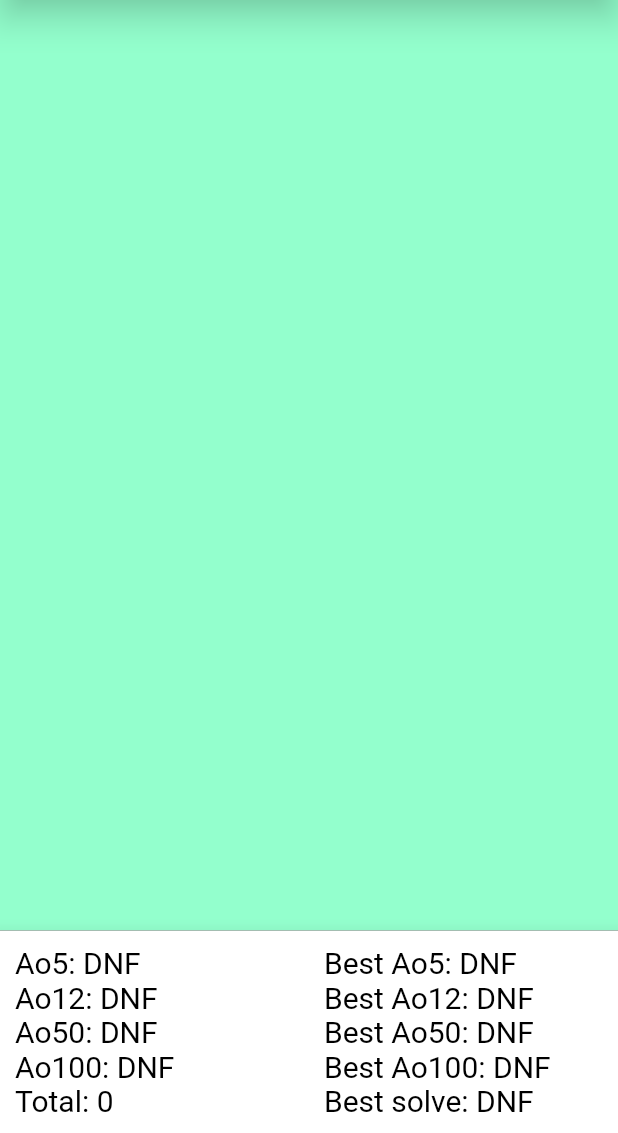
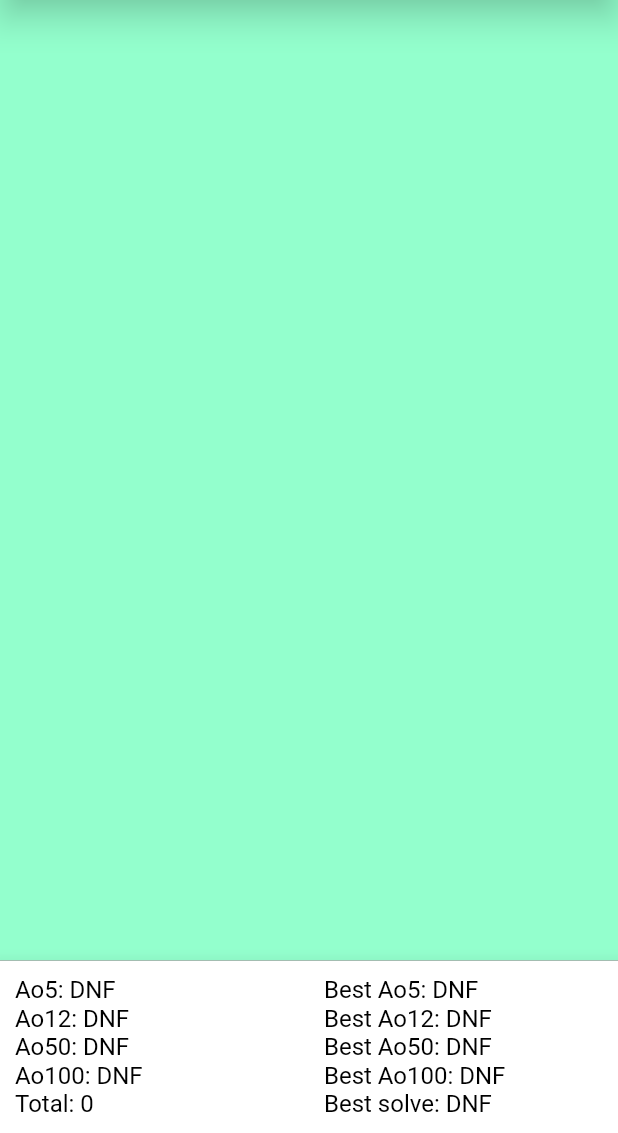
Before and after one commit to maxmasli/FlutterSpeedTimer, a Flutter app: the screen it shows after launch, swiped to page 3, on a phone screen of 412 x 824 dp, the part 103-1236 px from its top. Run offline on Flutter 3.47's test engine with Material 2 defaults, Android fonts, the phone set to English and light mode, and no system bars; our stand-ins replace bloc, dartz, equatable, flutter_bloc, flutter_colorpicker, flutter_svg and 4 more; accounts and stored records are empty.

Commit message:
refactor results screen ui

```diff
--- a/lib/features/speedtimer/presentation/pages/results_page.dart
+++ b/lib/features/speedtimer/presentation/pages/results_page.dart
@@ -129,7 +129,7 @@ class ResultsAvgWidget extends StatelessWidget {
   @override
   Widget build(BuildContext context) {
     final style = TextStyle(
-        fontSize: 20, color: Theme.of(context).textTheme.bodyMedium!.color);
+        fontSize: 16, color: Theme.of(context).textTheme.bodyMedium!.color);
     return BlocBuilder<TimerBloc, TimerState>(
       buildWhen: (prev, state) => prev.avgEntity != state.avgEntity,
       builder: (context, state) {
@@ -159,7 +159,7 @@ class ResultsBestAvgWidget extends StatelessWidget {
   @override
   Widget build(BuildContext context) {
     final style = TextStyle(
-        fontSize: 20, color: Theme.of(context).textTheme.bodyMedium!.color);
+        fontSize: 16, color: Theme.of(context).textTheme.bodyMedium!.color);
     return BlocBuilder<TimerBloc, TimerState>(
       buildWhen: (prev, state) => prev.bestAvgEntity != state.bestAvgEntity,
       builder: (context, state) {
--- a/lib/features/speedtimer/presentation/widgets/change_event_dialog.dart
+++ b/lib/features/speedtimer/presentation/widgets/change_event_dialog.dart
@@ -69,6 +69,3 @@ class EventTile extends StatelessWidget {
     );
   }
 }
-
-//context.read<TimerBloc>().add(TimerChangeEvent(event));
-//SvgPicture.asset(getSvgAssetByEvent(event), width: 100, height: 100),
```
